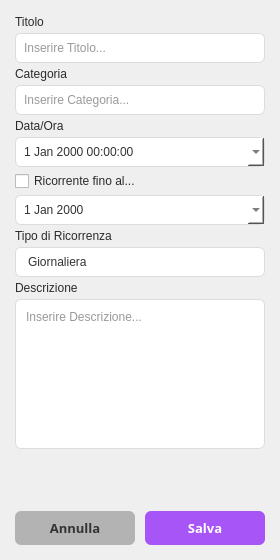
Above: src/model/formscadenza.ui from antotuf06/Progetto-PaO2026 before the change. Below: the same form after it.
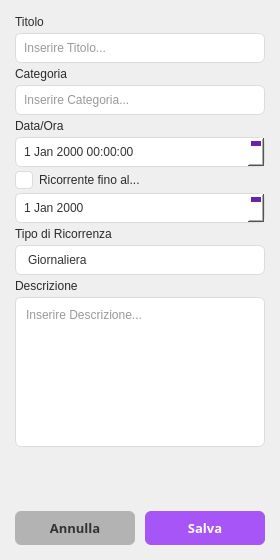
That is the form after the change.

Diff of the .ui file:
```diff
--- a/src/model/formscadenza.ui
+++ b/src/model/formscadenza.ui
@@ -70,13 +70,19 @@
 }
 
 QDateEdit::up-arrow, QTimeEdit::up-arrow, QDateTimeEdit::up-arrow {
-    width: 9px;
-    height: 9px;
+    width: 0px;
+    height: 0px;
+    border-left: 4px solid transparent;
+    border-right: 4px solid transparent;
+    border-bottom: 5px solid #6b21a8;
 }
 
 QDateEdit::down-arrow, QTimeEdit::down-arrow, QDateTimeEdit::down-arrow {
-    width: 9px;
-    height: 9px;
+    width: 0px;
+    height: 0px;
+    border-left: 4px solid transparent;
+    border-right: 4px solid transparent;
+    border-top: 5px solid #6b21a8;
 }
 
 
@@ -255,7 +261,21 @@
    <item>
     <widget class="QCheckBox" name="Ricorrenza">
      <property name="layoutDirection">
-      <enum>Qt::LayoutDirection::LeftToRight</enum>
+      <enum>Qt::LeftToRight</enum>
+     </property>
+     <property name="styleSheet">
+      <string notr="true">QCheckBox::indicator {
+    width: 16px;
+    height: 16px;
+    border: 1px solid #dcdcdc;
+    border-radius: 4px;
+    background-color: #ffffff;
+}
+
+QCheckBox::indicator:checked {
+    background-color: #a855f7;
+    border: 1px solid #a855f7;
+}</string>
      </property>
      <property name="text">
       <string>Ricorrente fino al...</string>
```
Left out of the diff: 2 changed lines with no effect on the pictures.
